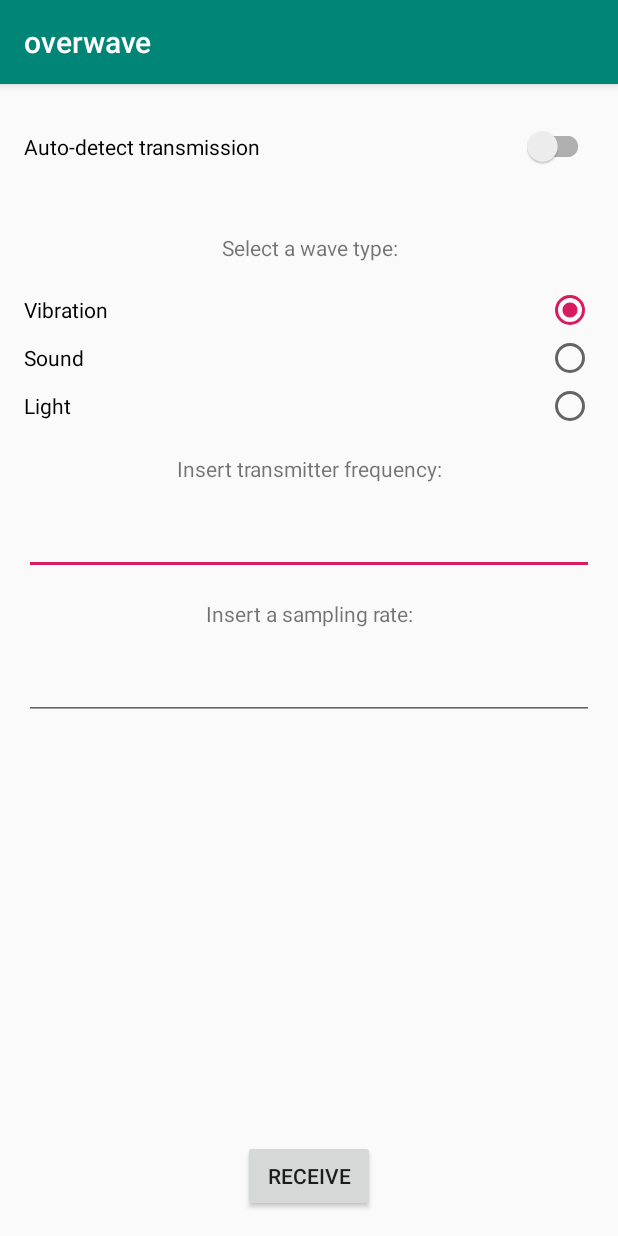
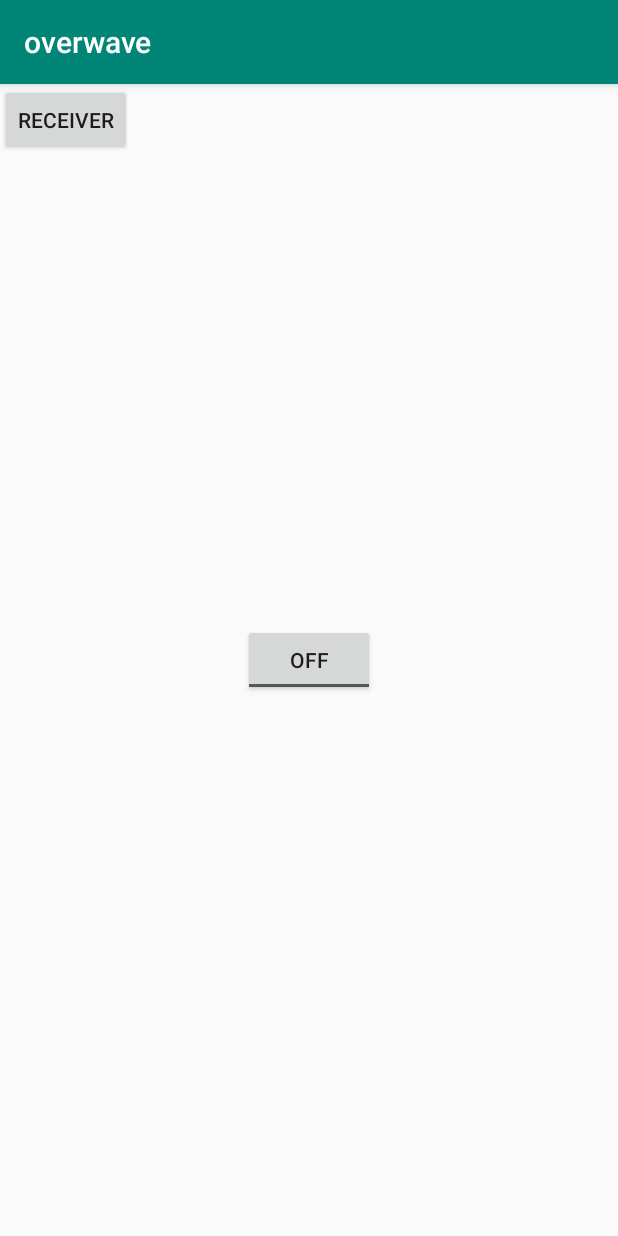
Before and after one commit to nicdard/overwave, an Android app: the screen it shows after launch (ReceiverActivity before the commit, ActivityMainTest after it), after a tap on "RECEIVER", on a phone screen of 412 x 824 dp. Run offline under Robolectric (Android 15) with nearby library versions, the phone set to English and light mode, and no system bars.

Commit message:
Adds a lot of tries

```diff
--- /dev/null
+++ b/app/src/main/java/it/unipi/di/sam/overwave/ActivityMainTest.kt
@@ -0,0 +1,142 @@
+package it.unipi.di.sam.overwave
+
+import android.Manifest
+import android.content.pm.PackageManager
+import android.os.Bundle
+import android.util.Log
+import android.view.View
+import android.widget.Button
+import android.widget.CompoundButton
+import android.widget.ToggleButton
+import androidx.appcompat.app.AppCompatActivity
+import androidx.core.app.ActivityCompat
+import androidx.core.content.ContextCompat
+import androidx.fragment.app.FragmentManager
+import it.unipi.di.sam.overwave.transmissions.receivers.LightReceiverFragment
+import it.unipi.di.sam.overwave.transmissions.transmitters.TorchFragment
+import kotlinx.coroutines.CoroutineScope
+import kotlinx.coroutines.MainScope
+import kotlinx.coroutines.cancel
+import kotlinx.coroutines.launch
+
+
+class ActivityMainTest : AppCompatActivity(),
+    CompoundButton.OnCheckedChangeListener,
+    View.OnClickListener,
+    CoroutineScope by MainScope()
+{
+
+    private lateinit var torchFragment: TorchFragment
+    private lateinit var torchButton: ToggleButton
+    private var lastInvocation = false
+
+    override fun onCreate(savedInstanceState: Bundle?) {
+        super.onCreate(savedInstanceState)
+        setContentView(R.layout.activity_main_test)
+        torchButton = findViewById(R.id.torch_button)
+        torchButton.setOnCheckedChangeListener(this)
+        val receiverButton = findViewById<Button>(R.id.to_receiver)
+        receiverButton.setOnClickListener(this)
+        val fragmentManager: FragmentManager = supportFragmentManager
+        if (savedInstanceState == null) {
+            torchFragment = TorchFragment.newInstance()
+            fragmentManager.beginTransaction().apply {
+                replace(
+                    R.id.frameLayout,
+                    torchFragment,
+                    TorchFragment.TORCH_FRAGMENT_TAG
+                )
+                addToBackStack(null)
+            }.commit()
+        } else {
+            torchFragment = fragmentManager.findFragmentByTag(TorchFragment.TORCH_FRAGMENT_TAG) as TorchFragment
+        }
+
+    }
+
+    private fun torch(enable: Boolean) {
+        lastInvocation = enable
+        if (hasCameraPermission()) {
+            if (enable) {
+                launch {
+                    torchFragment.transmit("Ciao".toByteArray(), 100)
+                }
+            } else {
+                // torchFragment.off()
+            }
+        } else {
+            requestCameraPermission()
+        }
+    }
+
+    override fun onCheckedChanged(buttonView: CompoundButton?, isChecked: Boolean) {
+        when(buttonView?.id) {
+            R.id.torch_button -> torch(isChecked)
+        }
+    }
+
+    private fun requestCameraPermission() = ActivityCompat.requestPermissions(
+        this,
+        arrayOf(Manifest.permission.CAMERA),
+        PERMISSIONS_REQUEST_CAMERA
+    )
+
+    private fun hasCameraPermission(): Boolean {
+        return (ContextCompat.checkSelfPermission(this, Manifest.permission.CAMERA)
+                == PackageManager.PERMISSION_GRANTED)
+    }
+
+    private fun onCameraPermissionGranted()  = torch(lastInvocation)
+
+    private fun onCameraPermissionDenied() {
+        requestCameraPermission()
+    }
+
+    override fun onRequestPermissionsResult(
+        requestCode: Int, permissions: Array<String?>,
+        grantResults: IntArray
+    ) {
+        super.onRequestPermissionsResult(requestCode, permissions, grantResults)
+        when (requestCode) {
+            PERMISSIONS_REQUEST_CAMERA -> {
+                if (grantResults.isNotEmpty() && grantResults[0] == PackageManager.PERMISSION_GRANTED) {
+                    log("Permission granted")
+                    onCameraPermissionGranted()
+                } else {
+                    log("Permission denied")
+                    onCameraPermissionDenied()
+                }
+            }
+        }
+    }
+
+    override fun onDestroy() {
+        super.onDestroy()
+        torch(false)
+        cancel()
+    }
+
+    companion object {
+        const val PERMISSIONS_REQUEST_CAMERA = 243
+        private const val DEBUG_TAG = "[ActivityMainTest]"
+
+        fun log(message: String) = Log.i(DEBUG_TAG, message)
+    }
+
+    override fun onClick(v: View?) {
+        when (v?.id) {
+            R.id.to_receiver -> {
+                val fragmentManager: FragmentManager = supportFragmentManager
+                val receiver = LightReceiverFragment.newInstance()
+                fragmentManager.beginTransaction().apply {
+                    replace(
+                        R.id.frameLayout,
+                        receiver,
+                        TorchFragment.TORCH_FRAGMENT_TAG
+                    )
+                    addToBackStack(null)
+                }.commit()
+            }
+        }
+    }
+}
--- a/app/src/main/java/it/unipi/di/sam/overwave/transmissions/bluetooth/Protocol.kt
+++ b/app/src/main/java/it/unipi/di/sam/overwave/transmissions/bluetooth/Protocol.kt
@@ -5,6 +5,7 @@ import it.unipi.di.sam.overwave.*
 import it.unipi.di.sam.overwave.transmissions.receivers.Accelerometer
 import it.unipi.di.sam.overwave.transmissions.receivers.OnReceived
 import it.unipi.di.sam.overwave.transmissions.receivers.Receiver
+import it.unipi.di.sam.overwave.transmissions.transmitters.LightTransmitter
 import it.unipi.di.sam.overwave.transmissions.transmitters.Transmitter
 import it.unipi.di.sam.overwave.transmissions.transmitters.VibrationTransmitter
 import kotlinx.coroutines.Job
@@ -31,6 +32,7 @@ fun getWaveAsString(id: Int) = when (id) {
 
 fun getTransmitter(id: Int): Transmitter = when (id) {
     R.id.radio_button_vibration -> VibrationTransmitter
+    R.id.radio_button_light     -> LightTransmitter
     else -> TODO()
 }
 
--- /dev/null
+++ b/app/src/main/java/it/unipi/di/sam/overwave/transmissions/receivers/LightReceiverFragment.kt
@@ -0,0 +1,117 @@
+package it.unipi.di.sam.overwave.transmissions.receivers
+
+import android.hardware.Sensor
+import android.hardware.SensorEvent
+import android.hardware.SensorEventListener
+import android.hardware.SensorManager
+import android.os.Bundle
+import android.util.Log
+import android.view.LayoutInflater
+import android.view.View
+import android.view.ViewGroup
+import android.widget.TextView
+import androidx.appcompat.app.AppCompatActivity
+import androidx.fragment.app.Fragment
+import it.unipi.di.sam.overwave.R
+import it.unipi.di.sam.overwave.transmissions.transmitters.INITIAL_SEQUENCE
+
+class LightReceiverFragment : Fragment(), SensorEventListener {
+
+    private lateinit var messageView: TextView
+
+    private lateinit var sensorManager: SensorManager
+
+    private var backgroundIntensity = -1F
+    private var startTime = System.currentTimeMillis()
+
+    private var hasStarted = false
+    private var lastTime = System.currentTimeMillis()
+
+    private val intensityValues = mutableListOf<Float>()
+    private val rawBitReading = mutableListOf<Char>()
+    private val records = mutableMapOf<Long, Float>()
+
+    private var startBitDetected = false
+
+    override fun onCreate(savedInstanceState: Bundle?) {
+        super.onCreate(savedInstanceState)
+        sensorManager = this.context?.getSystemService(AppCompatActivity.SENSOR_SERVICE) as SensorManager
+    }
+
+    override fun onCreateView(
+        inflater: LayoutInflater,
+        container: ViewGroup?,
+        savedInstanceState: Bundle?
+    ): View? {
+        val root = inflater.inflate(R.layout.light_receiver_fragment, container, false)
+        messageView = root.findViewById(R.id.light_message)
+        return root
+    }
+
+    override fun onResume() {
+        super.onResume()
+        sensorManager.registerListener(
+            this,
+            sensorManager.getDefaultSensor(Sensor.TYPE_LIGHT),
+            SensorManager.SENSOR_DELAY_FASTEST
+        )
+    }
+
+    override fun onPause() {
+        super.onPause()
+        sensorManager.unregisterListener(this)
+    }
+
+    override fun onSensorChanged(event: SensorEvent?) {
+        when (event?.sensor?.type) {
+            Sensor.TYPE_LIGHT -> {
+                if (backgroundIntensity == -1F) {
+                    startTime = System.currentTimeMillis()
+                    Log.d("Start timestamp: ", startTime.toString())
+                    backgroundIntensity = event.values[0]
+                }
+                val currentLightIntensity = event.values[0]
+                if (currentLightIntensity > 1000 && !hasStarted) {
+                    lastTime = System.currentTimeMillis()
+                    hasStarted = true
+                }
+                val bit = if (currentLightIntensity > backgroundIntensity) '1' else '0'
+                val currentTime = System.currentTimeMillis()
+                if (currentTime - lastTime > 499 && hasStarted) {
+                    Log.d("1 second.", "passed.")
+                    lastTime = currentTime
+                    records[currentTime - startTime] = currentLightIntensity
+                    Log.d("Bit:", bit.toString())
+                    rawBitReading.add(bit)
+                }
+                intensityValues.add(currentLightIntensity)
+                if (rawBitReading.size >= 2) {
+                    if (!startBitDetected) {
+                        if (rawBitReading.subList(0, -2).joinToString("") == INITIAL_SEQUENCE) {
+                            println("Start bit detected.")
+                            messageView.text = "Start bit detected."
+                            startBitDetected = true
+                        }
+                    } else {
+                        if (rawBitReading.subList(0, -17).joinToString("") == "00000000000000000") {
+                            messageView.text = rawBitReading
+                                .dropWhile { it == '0' }
+                                .drop(1)
+                                .dropLastWhile { it == '0' }
+                                .dropLast(1)
+                                .joinToString("")
+                            sensorManager.unregisterListener(this)
+                        }
+                    }
+                }
+            }
+        }
+    }
+
+    override fun onAccuracyChanged(sensor: Sensor?, accuracy: Int) {}
+
+    companion object {
+        @JvmStatic
+        fun newInstance(): LightReceiverFragment = LightReceiverFragment()
+    }
+}
--- /dev/null
+++ b/app/src/main/res/layout/activity_main_test.xml
@@ -0,0 +1,40 @@
+<?xml version="1.0" encoding="utf-8"?>
+
+
+<androidx.constraintlayout.widget.ConstraintLayout
+    xmlns:android="http://schemas.android.com/apk/res/android"
+    xmlns:app="http://schemas.android.com/apk/res-auto"
+    android:id="@+id/coordinator"
+    android:layout_width="match_parent"
+    android:layout_height="match_parent"
+    >
+
+    <FrameLayout
+        android:id="@+id/frameLayout"
+        android:layout_width="0px"
+        android:layout_height="0px"
+        app:layout_constraintTop_toTopOf="parent"
+        app:layout_constraintStart_toStartOf="parent" />
+
+    <ToggleButton
+        android:id="@+id/torch_button"
+        android:layout_width="wrap_content"
+        android:layout_height="wrap_content"
+        android:layout_gravity="center"
+        android:textOff="Off"
+        android:textOn="On"
+        app:layout_constraintTop_toTopOf="parent"
+        app:layout_constraintStart_toStartOf="parent"
+        app:layout_constraintEnd_toEndOf="parent"
+        app:layout_constraintBottom_toBottomOf="parent" />
+
+    <Button
+        android:id="@+id/to_receiver"
+        android:layout_width="wrap_content"
+        android:layout_height="wrap_content"
+        android:text="Receiver"
+        app:layout_constraintTop_toTopOf="parent"
+        app:layout_constraintStart_toStartOf="parent"/>
+
+
+</androidx.constraintlayout.widget.ConstraintLayout>
--- a/app/src/main/res/values/strings.xml
+++ b/app/src/main/res/values/strings.xml
@@ -35,5 +35,7 @@
     <string name="send">send</string>
     <string name="insert_number_trials">Insert the number of trials</string>
     <string name="insert_transmitter_frequency">Insert transmitter frequency:</string>
+    <!-- TODO: Remove or change this placeholder text -->
+    <string name="hello_blank_fragment">Hello blank fragment</string>
 
 </resources>
```
Also changed, not shown: app/src/main/AndroidManifest.xml (+18 -1 lines), app/src/main/java/it/unipi/di/sam/overwave/transmissions/receivers/Accelerometer.kt (+6 -6 lines), app/src/main/java/it/unipi/di/sam/overwave/transmissions/transmitters/LightTransmitter.kt (added, +135 -0 lines), app/src/main/java/it/unipi/di/sam/overwave/transmissions/transmitters/TorchFragment.kt (added, +170 -0 lines), app/src/main/java/it/unipi/di/sam/overwave/transmissions/transmitters/Transmitter.kt (+13 -0 lines), app/src/main/java/it/unipi/di/sam/overwave/transmissions/transmitters/VibrationTransmitter.kt (+0 -12 lines), app/src/main/res/layout/light_receiver_fragment.xml (added, +18 -0 lines), app/src/main/res/layout/light_transmitter_fragment.xml (added, +14 -0 lines).
